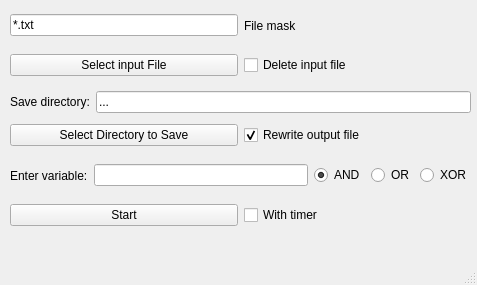
The window that modmaskfile.ui (Alexandr-Nazarov/ModMaskFiles) describes before a commit, drawn with Qt 5.
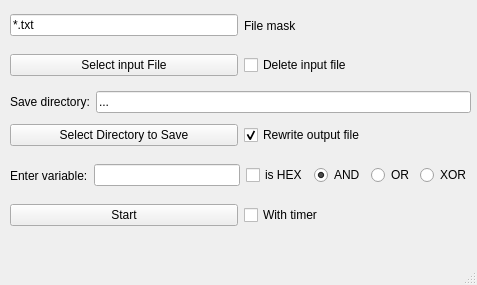
The same window after the commit.

```diff
--- a/modmaskfile.ui
+++ b/modmaskfile.ui
@@ -177,6 +177,13 @@
      <item>
       <widget class="QLineEdit" name="lineEdit"/>
      </item>
+     <item>
+      <widget class="QCheckBox" name="hexBox">
+       <property name="text">
+        <string>is HEX</string>
+       </property>
+      </widget>
+     </item>
      <item>
       <widget class="QRadioButton" name="radioButton_And">
        <property name="text">
```
